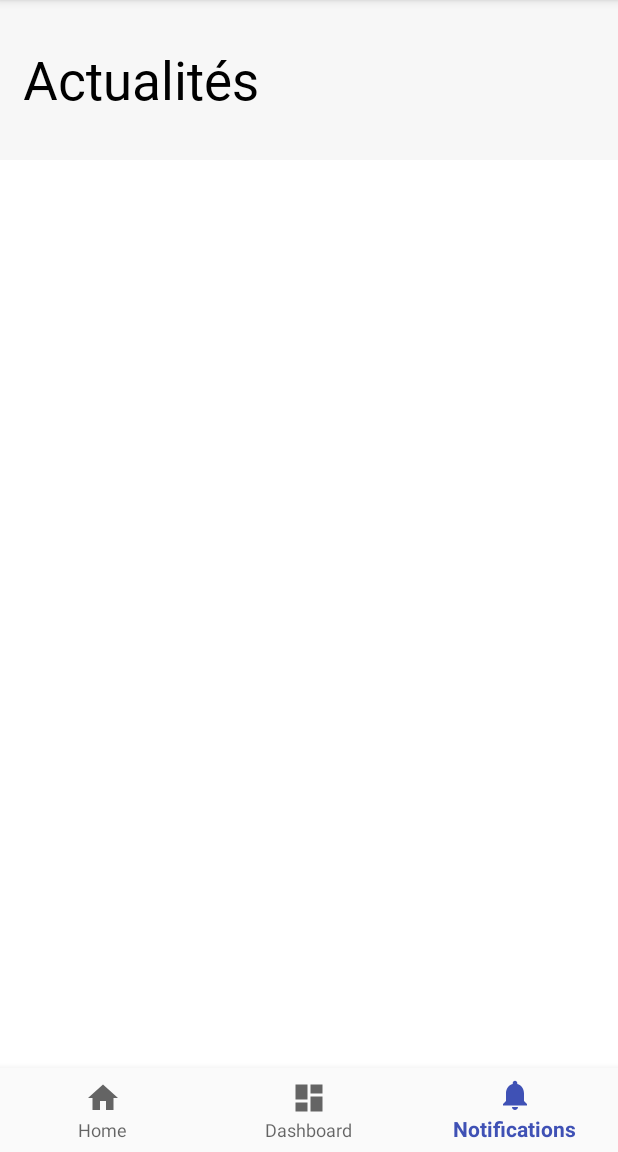
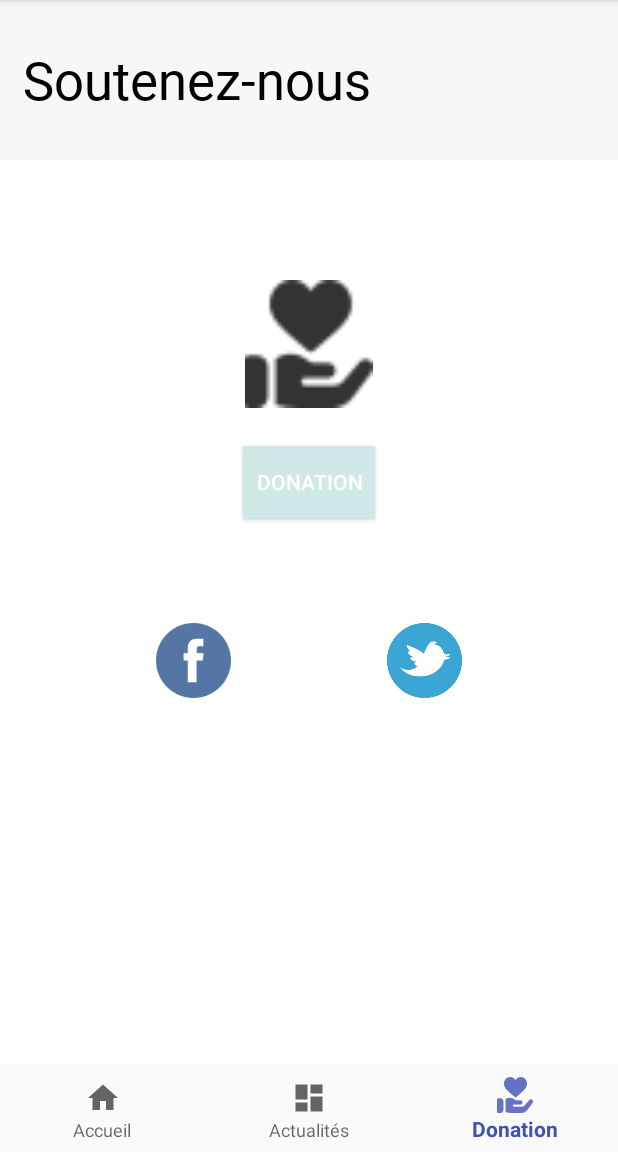
Before and after one commit to NicoCocq/Mobasso, an Android app: the screen it shows after launch (MainActivity), item 3 of the bottom bar chosen, on a phone screen of 412 x 824 dp, the part 84-1236 px from its top. Run offline under Robolectric (Android 15) with nearby library versions, the phone set to English and light mode, and no system bars; our stand-ins replace ButterKnife.

Commit message:
donation part - UI and validity/existence of url check

```diff
--- /dev/null
+++ b/app/src/main/gen/com/esgi/davidlinhares/mobasso/BuildConfig.java
@@ -0,0 +1,8 @@
+/*___Generated_by_IDEA___*/
+
+package com.esgi.davidlinhares.mobasso;
+
+/* This stub is only used by the IDE. It is NOT the BuildConfig class actually packed into the APK */
+public final class BuildConfig {
+  public final static boolean DEBUG = Boolean.parseBoolean(null);
+}
--- /dev/null
+++ b/app/src/main/gen/com/esgi/davidlinhares/mobasso/Manifest.java
@@ -0,0 +1,7 @@
+/*___Generated_by_IDEA___*/
+
+package com.esgi.davidlinhares.mobasso;
+
+/* This stub is only used by the IDE. It is NOT the Manifest class actually packed into the APK */
+public final class Manifest {
+}
--- /dev/null
+++ b/app/src/main/gen/com/esgi/davidlinhares/mobasso/R.java
@@ -0,0 +1,7 @@
+/*___Generated_by_IDEA___*/
+
+package com.esgi.davidlinhares.mobasso;
+
+/* This stub is only used by the IDE. It is NOT the R class actually packed into the APK */
+public final class R {
+}
--- a/app/src/main/java/com/esgi/davidlinhares/mobasso/Donation/DonationFragment.java
+++ b/app/src/main/java/com/esgi/davidlinhares/mobasso/Donation/DonationFragment.java
@@ -1,10 +1,110 @@
 package com.esgi.davidlinhares.mobasso.Donation;
 
+import android.content.Context;
+import android.content.Intent;
+import android.content.res.Resources;
+import android.media.Image;
+import android.net.Uri;
+import android.os.Bundle;
+import android.support.annotation.Nullable;
 import android.support.v4.app.Fragment;
+import android.view.LayoutInflater;
+import android.view.View;
+import android.view.ViewGroup;
+import android.widget.Button;
+import android.widget.ImageView;
+import android.widget.Toast;
 
-/**
- * Created by davidlinhares on 17/10/2018.
- */
+import com.esgi.davidlinhares.mobasso.R;
+
+import butterknife.BindView;
+import butterknife.ButterKnife;
+import butterknife.OnClick;
+
 
 public class DonationFragment extends Fragment {
+
+    @BindView(R.id.button_donation)
+    Button btn_donation;
+    @BindView(R.id.facebook_image)
+    ImageView btn_facebook;
+    @BindView(R.id.twitter_image)
+    ImageView btn_twitter;
+    @BindView(R.id.youtube_image)
+    ImageView btn_youtube;
+    @BindView(R.id.instagram_image)
+    ImageView btn_instagram;
+
+    @Nullable
+    @Override
+    public View onCreateView(LayoutInflater inflater, @Nullable ViewGroup container, @Nullable Bundle savedInstanceState){
+        super.onCreateView(inflater, container, savedInstanceState);
+
+        View view = inflater.inflate(R.layout.fragment_donation, container, false);
+        ButterKnife.bind(this, view);
+
+        DisplayButtonUrls();
+        return view;
+    }
+
+    @Override
+    public void onViewCreated(View view, @Nullable Bundle savedInstanceState) {
+        super.onViewCreated(view, savedInstanceState);
+    }
+
+    @OnClick(R.id.button_donation)
+    void OnDonationClicked() {
+        RunUrl(getString(R.string.donation_link));
+    }
+
+    @OnClick(R.id.facebook_image)
+    void OnFacebookClicked() {
+        RunUrl(getString(R.string.facebook_link));
+    }
+
+    @OnClick(R.id.twitter_image)
+    void OnTwitterClicked() {
+        RunUrl(getString(R.string.twitter_link));
+    }
+
+    @OnClick(R.id.youtube_image)
+    void OnYoutubeClicked() {
+        RunUrl(getString(R.string.youtube_link));
+    }
+    @OnClick(R.id.instagram_image)
+    void OnInstagramClicked() {
+        RunUrl(getString(R.string.instagram_link));
+    }
+
+    private void DisplayButtonUrls() {
+        if(!getString(R.string.donation_link).isEmpty()) {
+            btn_donation.setVisibility(View.VISIBLE);
+        }
+        if(!getString(R.string.facebook_link).isEmpty()) {
+            btn_facebook.setVisibility(View.VISIBLE);
+        }
+        if(!getString(R.string.twitter_link).isEmpty()) {
+            btn_twitter.setVisibility(View.VISIBLE);
+        }
+        if(!getString(R.string.youtube_link).isEmpty()) {
+            btn_youtube.setVisibility(View.VISIBLE);
+        }
+        if(!getString(R.string.instagram_link).isEmpty()) {
+            btn_instagram.setVisibility(View.VISIBLE);
+        }
+    }
+
+    /**
+     * Opens the android browser with the URL provided
+     * @param url
+     */
+    private void RunUrl(String url) {
+        try {
+            Intent i = new Intent(Intent.ACTION_VIEW);
+            i.setData(Uri.parse(url));
+            startActivity(i);
+        } catch (RuntimeException re) {
+            Toast.makeText(getContext(), R.string.URL_error,Toast.LENGTH_LONG).show();
+        }
+    }
 }
--- a/app/src/main/java/com/esgi/davidlinhares/mobasso/MainActivity.java
+++ b/app/src/main/java/com/esgi/davidlinhares/mobasso/MainActivity.java
@@ -7,7 +7,6 @@ import android.support.v4.app.Fragment;
 import android.support.v4.app.FragmentTransaction;
 import android.support.v7.app.AppCompatActivity;
 import android.view.MenuItem;
-import android.widget.TextView;
 
 import com.esgi.davidlinhares.mobasso.Donation.DonationFragment;
 import com.esgi.davidlinhares.mobasso.Home.HomeFragment;
@@ -35,10 +34,11 @@ public class MainActivity extends AppCompatActivity {
                     case R.id.navigation_home:
                         fragment = new HomeFragment();
                         break;
-                    case R.id.navigation_dashboard:
+                    case R.id.navigation_news:
                         fragment = new NewsFragment();
                         break;
-                    case R.id.navigation_notifications:
+                    case R.id.navigation_donation:
+                        fragment = new DonationFragment();
                         break;
                     default:
                         return false;
--- /dev/null
+++ b/app/src/main/res/layout/fragment_donation.xml
@@ -0,0 +1,101 @@
+<?xml version="1.0" encoding="utf-8"?>
+<android.support.constraint.ConstraintLayout xmlns:android="http://schemas.android.com/apk/res/android"
+    android:layout_width="match_parent"
+    android:layout_height="match_parent"
+    xmlns:app="http://schemas.android.com/apk/res-auto"
+    xmlns:tools="http://schemas.android.com/tools"
+    android:background="@color/white">
+    <TextView
+        android:id="@+id/actuality_banner_view"
+        android:layout_width="0dp"
+        android:layout_height="0sp"
+        app:layout_constraintTop_toTopOf="parent"
+        app:layout_constraintRight_toRightOf="parent"
+        app:layout_constraintLeft_toLeftOf="parent"
+        android:textSize="35sp"
+        android:gravity="center_vertical"
+        android:paddingStart="15sp"
+        app:layout_constraintHeight_percent="0.15"
+        android:background="@color/darkWhite"
+        android:text="@string/title_support"
+        android:fontFamily="@font/calibril"
+        android:textColor="#000000"
+        />
+
+    <ImageView
+        android:id="@+id/donation_image"
+        android:layout_width="85sp"
+        android:layout_height="85sp"
+        android:gravity="center_horizontal"
+        android:src="@drawable/ic_donation_black"
+        app:layout_constraintEnd_toEndOf="parent"
+        app:layout_constraintStart_toStartOf="parent"
+        app:layout_constraintTop_toBottomOf="@id/actuality_banner_view"
+        android:layout_marginTop="80sp"
+         />
+
+    <Button
+        android:id="@+id/button_donation"
+        android:layout_width="wrap_content"
+        android:layout_height="wrap_content"
+        app:layout_constraintEnd_toEndOf="parent"
+        app:layout_constraintStart_toStartOf="parent"
+        android:gravity="center_horizontal|center_vertical"
+        android:text="Donation"
+        android:textColor="@color/white"
+        android:layout_marginTop="25sp"
+        app:layout_constraintTop_toBottomOf="@id/donation_image"
+        android:background="@color/mainColor"
+        />
+
+    <ImageView
+        android:id="@+id/facebook_image"
+        android:layout_width="50sp"
+        android:layout_height="50sp"
+        android:gravity="center_horizontal"
+        android:src="@drawable/ic_facebook"
+        app:layout_constraintStart_toStartOf="parent"
+        app:layout_constraintTop_toBottomOf="@id/button_donation"
+        app:layout_constraintEnd_toStartOf="@id/twitter_image"
+        android:layout_marginTop="70sp"
+        android:visibility="gone"
+        />
+    <ImageView
+        android:id="@+id/twitter_image"
+        android:layout_width="50sp"
+        android:layout_height="50sp"
+        android:gravity="center_horizontal"
+        android:src="@drawable/ic_twitter"
+        app:layout_constraintStart_toEndOf="@id/facebook_image"
+        app:layout_constraintEnd_toStartOf="@id/youtube_image"
+        app:layout_constraintTop_toBottomOf="@id/button_donation"
+        android:layout_marginTop="70sp"
+        android:visibility="gone"
+        />
+    <ImageView
+        android:id="@+id/youtube_image"
+        android:layout_width="50sp"
+        android:layout_height="50sp"
+        android:gravity="center_horizontal"
+        android:src="@drawable/ic_youtube"
+        app:layout_constraintStart_toEndOf="@id/twitter_image"
+        app:layout_constraintEnd_toStartOf="@id/instagram_image"
+        app:layout_constraintTop_toBottomOf="@id/button_donation"
+        android:layout_marginTop="70sp"
+        android:visibility="gone"
+        />
+    <ImageView
+        android:id="@+id/instagram_image"
+        android:layout_width="50sp"
+        android:layout_height="50sp"
+        android:gravity="center_horizontal"
+        android:src="@drawable/ic_instagram"
+        app:layout_constraintEnd_toEndOf="parent"
+        app:layout_constraintStart_toEndOf="@id/youtube_image"
+        app:layout_constraintTop_toBottomOf="@id/button_donation"
+        android:layout_marginTop="70sp"
+        android:visibility="gone"
+        />
+
+
+</android.support.constraint.ConstraintLayout>
--- a/app/src/main/res/menu/navigation.xml
+++ b/app/src/main/res/menu/navigation.xml
@@ -7,13 +7,13 @@
         android:title="@string/title_home" />
 
     <item
-        android:id="@+id/navigation_dashboard"
+        android:id="@+id/navigation_news"
         android:icon="@drawable/ic_dashboard_black_24dp"
-        android:title="@string/title_dashboard" />
+        android:title="@string/title_news" />
 
     <item
-        android:id="@+id/navigation_notifications"
-        android:icon="@drawable/ic_notifications_black_24dp"
-        android:title="@string/title_notifications" />
+        android:id="@+id/navigation_donation"
+        android:icon="@drawable/ic_donation_black"
+        android:title="@string/title_donation" />
 
 </menu>
--- a/app/src/main/res/values/strings.xml
+++ b/app/src/main/res/values/strings.xml
@@ -1,10 +1,19 @@
 <resources>
     <string name="app_name">MobAsso</string>
-    <string name="title_home">Home</string>
-    <string name="title_dashboard">Dashboard</string>
-    <string name="title_notifications">Notifications</string>
+    <string name="title_home">Accueil</string>
+    <string name="title_donation">Donation</string>
+    <string name="title_news">Actualités</string>
+    <string name="title_support">Soutenez-nous</string>
+
+    <string name="URL_error">URL invalide</string>
 
     <!-- TODO: Remove or change this placeholder text -->
     <string name="hello_blank_fragment">Hello blank fragment</string>
-    <string name="title_news">Actualités</string>
+
+    <string name="donation_link"/>
+    <string name="facebook_link">https://www.facebook.com/</string>
+    <string name="twitter_link">test</string>
+    <string name="youtube_link"/>
+    <string name="instagram_link"/>
+
 </resources>
--- a/build.gradle
+++ b/build.gradle
@@ -7,7 +7,7 @@ buildscript {
         jcenter()
     }
     dependencies {
-        classpath 'com.android.tools.build:gradle:3.0.1'
+        classpath 'com.android.tools.build:gradle:3.2.1'
 
 
         // NOTE: Do not place your application dependencies here; they belong
```
Also changed, not shown: app/src/main/res/drawable-hdpi/ic_donation_black.png (added), app/src/main/res/drawable-mdpi/ic_donation_black.png (added), app/src/main/res/drawable-xhdpi/ic_donation_black.png (added), app/src/main/res/drawable-xxhdpi/ic_donation_black.png (added), app/src/main/res/drawable-xxxhdpi/ic_donation_black.png (added), app/src/main/res/drawable/ic_facebook.png (added), app/src/main/res/drawable/ic_instagram.png (added), app/src/main/res/drawable/ic_twitter.png (added), app/src/main/res/drawable/ic_youtube.png (added), gradle/wrapper/gradle-wrapper.properties.
